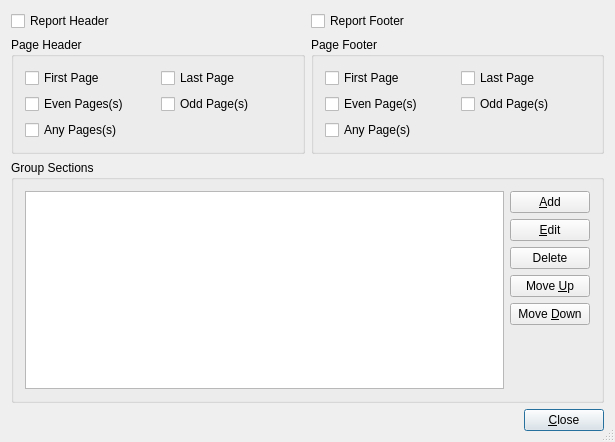
Qt form libs/koreport/wrtembed/sectioneditor.ui (KDE/krita) before a commit.
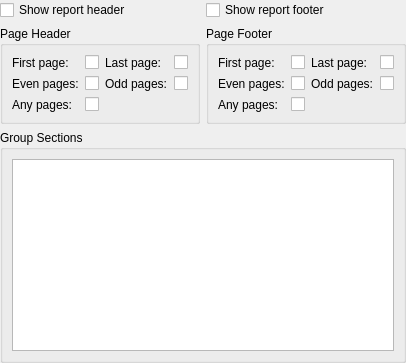
The same form after that commit. Custom widgets are drawn as their Qt base class.

Commit message: Rework KoReport section editor dialogs

Patch:
```diff
--- a/libs/koreport/wrtembed/sectioneditor.ui
+++ b/libs/koreport/wrtembed/sectioneditor.ui
@@ -17,267 +17,227 @@
  * You should have received a copy of the GNU Lesser General Public
  * License along with this library.  If not, see http://www.gnu.org/licenses/.</comment>
  <class>SectionEditor</class>
- <widget class="QDialog" name="SectionEditor">
-  <property name="geometry">
-   <rect>
-    <x>0</x>
-    <y>0</y>
-    <width>615</width>
-    <height>442</height>
-   </rect>
-  </property>
-  <property name="windowTitle">
-   <string>Section Editor</string>
-  </property>
-  <property name="sizeGripEnabled">
-   <bool>true</bool>
-  </property>
-  <layout class="QVBoxLayout">
-   <item>
-    <layout class="QGridLayout">
-     <property name="margin">
-      <number>0</number>
+ <widget class="QWidget" name="SectionEditor">
+  <layout class="QGridLayout">
+   <property name="margin">
+    <number>0</number>
+   </property>
+   <item row="0" column="0">
+    <widget class="QCheckBox" name="cbReportHeader">
+     <property name="text">
+      <string>Show report header</string>
      </property>
-     <property name="spacing">
-      <number>6</number>
+    </widget>
+   </item>
+   <item row="0" column="1">
+    <widget class="QCheckBox" name="cbReportFooter">
+     <property name="text">
+      <string>Show report footer</string>
      </property>
-     <item row="0" column="0">
-      <widget class="QCheckBox" name="cbReportHeader">
-       <property name="text">
-        <string>Report Header</string>
-       </property>
-      </widget>
-     </item>
-     <item row="1" column="1">
-      <widget class="QGroupBox" name="gbPageFooter">
-       <property name="title">
-        <string>Page Footer</string>
-       </property>
-       <layout class="QGridLayout">
-        <property name="margin">
-         <number>11</number>
-        </property>
-        <property name="spacing">
-         <number>6</number>
-        </property>
-        <item row="1" column="0">
-         <widget class="QCheckBox" name="cbFootEven">
-          <property name="text">
-           <string>Even Page(s)</string>
-          </property>
-         </widget>
-        </item>
+    </widget>
+   </item>
+   <item row="1" column="0">
+    <widget class="QGroupBox" name="gbPageHeader">
+     <property name="title">
+      <string>Page Header</string>
+     </property>
+     <layout class="QHBoxLayout" name="horizontalLayout_3">
+      <item>
+       <layout class="QFormLayout" name="formLayout">
         <item row="0" column="0">
-         <widget class="QCheckBox" name="cbFootFirst">
+         <widget class="QLabel" name="label_3">
           <property name="text">
-           <string>First Page</string>
+           <string>First page:</string>
           </property>
          </widget>
         </item>
         <item row="0" column="1">
-         <widget class="QCheckBox" name="cbFootLast">
-          <property name="text">
-           <string>Last Page</string>
-          </property>
-         </widget>
-        </item>
-        <item row="1" column="1">
-         <widget class="QCheckBox" name="cbFootOdd">
-          <property name="text">
-           <string>Odd Page(s)</string>
-          </property>
-         </widget>
-        </item>
-        <item row="2" column="0">
-         <widget class="QCheckBox" name="cbFootAny">
-          <property name="text">
-           <string>Any Page(s)</string>
-          </property>
-         </widget>
-        </item>
-       </layout>
-      </widget>
-     </item>
-     <item row="0" column="1">
-      <widget class="QCheckBox" name="cbReportFooter">
-       <property name="text">
-        <string>Report Footer</string>
-       </property>
-      </widget>
-     </item>
-     <item row="1" column="0">
-      <widget class="QGroupBox" name="gbPageHeader">
-       <property name="title">
-        <string>Page Header</string>
-       </property>
-       <layout class="QGridLayout">
-        <property name="margin">
-         <number>11</number>
-        </property>
-        <property name="spacing">
-         <number>6</number>
-        </property>
-        <item row="0" column="1">
-         <widget class="QCheckBox" name="cbHeadLast">
-          <property name="text">
-           <string>Last Page</string>
-          </property>
-         </widget>
-        </item>
-        <item row="1" column="1">
-         <widget class="QCheckBox" name="cbHeadOdd">
-          <property name="text">
-           <string>Odd Page(s)</string>
-          </property>
-         </widget>
-        </item>
-        <item row="0" column="0">
          <widget class="QCheckBox" name="cbHeadFirst">
           <property name="text">
-           <string>First Page</string>
+           <string/>
           </property>
          </widget>
         </item>
         <item row="1" column="0">
+         <widget class="QLabel" name="label_4">
+          <property name="text">
+           <string>Even pages:</string>
+          </property>
+         </widget>
+        </item>
+        <item row="1" column="1">
          <widget class="QCheckBox" name="cbHeadEven">
           <property name="text">
-           <string>Even Pages(s)</string>
+           <string/>
           </property>
          </widget>
         </item>
         <item row="2" column="0">
+         <widget class="QLabel" name="label_5">
+          <property name="text">
+           <string>Any pages:</string>
+          </property>
+         </widget>
+        </item>
+        <item row="2" column="1">
          <widget class="QCheckBox" name="cbHeadAny">
           <property name="text">
-           <string>Any Pages(s)</string>
+           <string/>
           </property>
          </widget>
         </item>
        </layout>
-      </widget>
-     </item>
-    </layout>
+      </item>
+      <item>
+       <layout class="QFormLayout" name="formLayout_2">
+        <item row="0" column="0">
+         <widget class="QLabel" name="label_6">
+          <property name="text">
+           <string>Last page:</string>
+          </property>
+         </widget>
+        </item>
+        <item row="0" column="1">
+         <widget class="QCheckBox" name="cbHeadLast">
+          <property name="text">
+           <string/>
+          </property>
+         </widget>
+        </item>
+        <item row="1" column="0">
+         <widget class="QLabel" name="label_7">
+          <property name="text">
+           <string>Odd pages:</string>
+          </property>
+         </widget>
+        </item>
+        <item row="1" column="1">
+         <widget class="QCheckBox" name="cbHeadOdd">
+          <property name="text">
+           <string/>
+          </property>
+         </widget>
+        </item>
+       </layout>
+      </item>
+     </layout>
+    </widget>
    </item>
-   <item>
+   <item row="1" column="1">
+    <widget class="QGroupBox" name="gbPageHeader_2">
+     <property name="title">
+      <string>Page Footer</string>
+     </property>
+     <layout class="QHBoxLayout" name="horizontalLayout_4">
+      <item>
+       <layout class="QFormLayout" name="formLayout_3">
+        <item row="0" column="0">
+         <widget class="QLabel" name="label_8">
+          <property name="text">
+           <string>First page:</string>
+          </property>
+         </widget>
+        </item>
+        <item row="0" column="1">
+         <widget class="QCheckBox" name="cbFootFirst">
+          <property name="text">
+           <string/>
+          </property>
+         </widget>
+        </item>
+        <item row="1" column="0">
+         <widget class="QLabel" name="label_9">
+          <property name="text">
+           <string>Even pages:</string>
+          </property>
+         </widget>
+        </item>
+        <item row="1" column="1">
+         <widget class="QCheckBox" name="cbFootEven">
+          <property name="text">
+           <string/>
+          </property>
+         </widget>
+        </item>
+        <item row="2" column="0">
+         <widget class="QLabel" name="label_10">
+          <property name="text">
+           <string>Any pages:</string>
+          </property>
+         </widget>
+        </item>
+        <item row="2" column="1">
+         <widget class="QCheckBox" name="cbFootAny">
+          <property name="text">
+           <string/>
+          </property>
+         </widget>
+        </item>
+       </layout>
+      </item>
+      <item>
+       <layout class="QFormLayout" name="formLayout_4">
+        <item row="0" column="0">
+         <widget class="QLabel" name="label_11">
+          <property name="text">
+           <string>Last page:</string>
+          </property>
+         </widget>
+        </item>
+        <item row="0" column="1">
+         <widget class="QCheckBox" name="cbFootLast">
+          <property name="text">
+           <string/>
+          </property>
+         </widget>
+        </item>
+        <item row="1" column="0">
+         <widget class="QLabel" name="label_12">
+          <property name="text">
+           <string>Odd pages:</string>
+          </property>
+         </widget>
+        </item>
+        <item row="1" column="1">
+         <widget class="QCheckBox" name="cbFootOdd">
+          <property name="text">
+           <string/>
+          </property>
+         </widget>
+        </item>
+       </layout>
+      </item>
+     </layout>
+    </widget>
+   </item>
+   <item row="2" column="0" colspan="2">
     <widget class="QGroupBox" name="GroupBox1">
      <property name="title">
       <string>Group Sections</string>
      </property>
      <layout class="QHBoxLayout">
-      <property name="spacing">
-       <number>6</number>
-      </property>
-      <property name="margin">
-       <number>11</number>
-      </property>
       <item>
-       <widget class="QListWidget" name="lbGroups"/>
+       <widget class="KListWidget" name="lbGroups"/>
       </item>
       <item>
-       <layout class="QVBoxLayout">
-        <property name="spacing">
-         <number>6</number>
-        </property>
+       <layout class="QVBoxLayout" name="lGroupSectionsButtons">
         <property name="margin">
          <number>0</number>
         </property>
-        <item>
-         <widget class="QPushButton" name="btnAdd">
-          <property name="text">
-           <string>&amp;Add</string>
-          </property>
-         </widget>
-        </item>
-        <item>
-         <widget class="QPushButton" name="btnEdit">
-          <property name="text">
-           <string>&amp;Edit</string>
-          </property>
-         </widget>
-        </item>
-        <item>
-         <widget class="QPushButton" name="btnRemove">
-          <property name="text">
-           <string>Delete</string>
-          </property>
-         </widget>
-        </item>
-        <item>
-         <widget class="QPushButton" name="btnMoveUp">
-          <property name="text">
-           <string>Move &amp;Up</string>
-          </property>
-         </widget>
-        </item>
-        <item>
-         <widget class="QPushButton" name="brnMoveDown">
-          <property name="text">
-           <string>Move &amp;Down</string>
-          </property>
-         </widget>
-        </item>
-        <item>
-         <spacer>
-          <property name="orientation">
-           <enum>Qt::Vertical</enum>
-          </property>
-          <property name="sizeType">
-           <enum>QSizePolicy::Expanding</enum>
-          </property>
-          <property name="sizeHint" stdset="0">
-           <size>
-            <width>20</width>
-            <height>40</height>
-           </size>
-          </property>
-         </spacer>
-        </item>
        </layout>
       </item>
      </layout>
     </widget>
    </item>
-   <item>
-    <layout class="QHBoxLayout">
-     <property name="spacing">
-      <number>6</number>
-     </property>
-     <property name="margin">
-      <number>0</number>
-     </property>
-     <item>
-      <spacer>
-       <property name="orientation">
-        <enum>Qt::Horizontal</enum>
-       </property>
-       <property name="sizeType">
-        <enum>QSizePolicy::Expanding</enum>
-       </property>
-       <property name="sizeHint" stdset="0">
-        <size>
-         <width>20</width>
-         <height>20</height>
-        </size>
-       </property>
-      </spacer>
-     </item>
-     <item>
-      <widget class="QPushButton" name="buttonOk">
-       <property name="text">
-        <string>&amp;Close</string>
-       </property>
-       <property name="autoDefault">
-        <bool>true</bool>
-       </property>
-       <property name="default">
-        <bool>true</bool>
-       </property>
-      </widget>
-     </item>
-    </layout>
-   </item>
   </layout>
  </widget>
- <layoutdefault spacing="6" margin="11"/>
+  <customwidgets>
+  <customwidget>
+   <class>KListWidget</class>
+   <extends>QListWidget</extends>
+   <header>KListWidget</header>
+  </customwidget>
+ </customwidgets>
  <tabstops>
   <tabstop>cbReportHeader</tabstop>
   <tabstop>cbReportFooter</tabstop>
```
Left out of the diff: 2 changed lines with no effect on the pictures. The commit also changes 8 other files.
